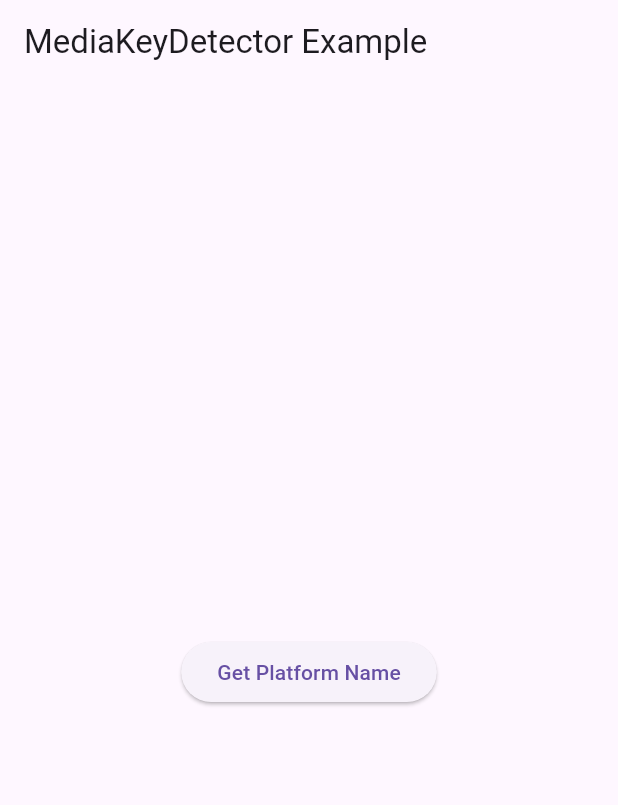
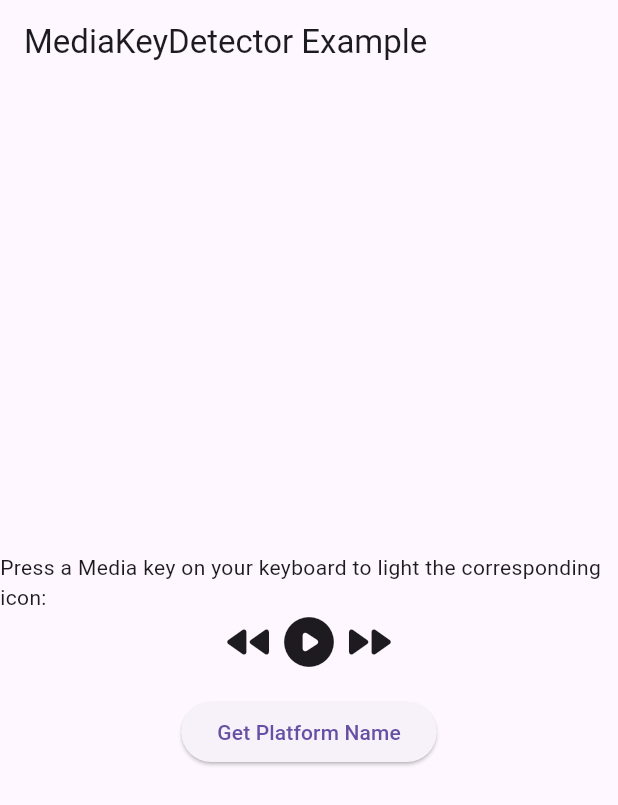
Before and after one commit to holotrek/media_key_detector, a Flutter app: the screen it shows after launch, on a phone screen of 412 x 824 dp. Shown: the top 805 px of the screen. Run offline on Flutter 3.47's test engine with Material 3 defaults, Android fonts, the phone set to English and light mode, and no system bars; our stand-ins replace plugin_platform_interface; missing offline and left inert: fluttium.

Commit message:
Working example on MacOS!

```diff
--- a/media_key_detector/example/analysis_options.yaml
+++ b/media_key_detector/example/analysis_options.yaml
@@ -2,3 +2,5 @@ include: package:very_good_analysis/analysis_options.5.1.0.yaml
 linter:
   rules:
     public_member_api_docs: false
+    require_trailing_commas: false
+    lines_longer_than_80_chars: false
--- a/media_key_detector/example/lib/main.dart
+++ b/media_key_detector/example/lib/main.dart
@@ -1,3 +1,5 @@
+import 'dart:async';
+
 import 'package:flutter/material.dart';
 import 'package:media_key_detector/media_key_detector.dart';
 
@@ -21,15 +23,71 @@ class HomePage extends StatefulWidget {
 
 class _HomePageState extends State<HomePage> {
   String? _platformName;
+  Map<MediaKey, bool> keyPressed = {
+    MediaKey.playPause: false,
+    MediaKey.rewind: false,
+    MediaKey.fastForward: false,
+  };
+
+  void _mediaKeyListener(MediaKey mediaKey) {
+    if (keyPressed[mediaKey] == false) {
+      setState(() => keyPressed[mediaKey] = true);
+      Timer(const Duration(seconds: 3), () {
+        setState(() => keyPressed[mediaKey] = false);
+      });
+    }
+  }
+
+  @override
+  void initState() {
+    super.initState();
+    mediaKeyDetector.addListener(_mediaKeyListener);
+  }
+
+  @override
+  void dispose() {
+    mediaKeyDetector.removeListener(_mediaKeyListener);
+    super.dispose();
+  }
 
   @override
   Widget build(BuildContext context) {
+    final colors = Theme.of(context).colorScheme;
+
     return Scaffold(
       appBar: AppBar(title: const Text('MediaKeyDetector Example')),
       body: Center(
         child: Column(
           mainAxisAlignment: MainAxisAlignment.center,
           children: [
+            const Text(
+                'Press a Media key on your keyboard to light the corresponding icon:'),
+            Row(
+              mainAxisAlignment: MainAxisAlignment.center,
+              children: [
+                Icon(
+                  Icons.fast_rewind_rounded,
+                  size: 40,
+                  color: (keyPressed[MediaKey.rewind] ?? false)
+                      ? colors.primary
+                      : colors.onBackground,
+                ),
+                Icon(
+                  Icons.play_circle_rounded,
+                  size: 40,
+                  color: (keyPressed[MediaKey.playPause] ?? false)
+                      ? colors.primary
+                      : colors.onBackground,
+                ),
+                Icon(
+                  Icons.fast_forward_rounded,
+                  size: 40,
+                  color: (keyPressed[MediaKey.fastForward] ?? false)
+                      ? colors.primary
+                      : colors.onBackground,
+                ),
+              ],
+            ),
             if (_platformName == null)
               const SizedBox.shrink()
             else
--- a/media_key_detector/lib/media_key_detector.dart
+++ b/media_key_detector/lib/media_key_detector.dart
@@ -1,4 +1,12 @@
+/// Plugin which allows you to detect the media buttons on the keyboard, which
+/// does not fire for regular key events on MacOS
+library media_key_detector;
+
 import 'package:media_key_detector_platform_interface/media_key_detector_platform_interface.dart';
+
+export 'package:media_key_detector_platform_interface/media_key_detector_platform_interface.dart'
+    show MediaKey;
+export 'src/media_key_detector.dart' show MediaKeyDetector, mediaKeyDetector;
 
 MediaKeyDetectorPlatform get _platform => MediaKeyDetectorPlatform.instance;
 
--- a/media_key_detector_platform_interface/lib/media_key_detector_platform_interface.dart
+++ b/media_key_detector_platform_interface/lib/media_key_detector_platform_interface.dart
@@ -46,6 +46,9 @@ abstract class MediaKeyDetectorPlatform extends PlatformInterface {
   /// Return the current platform name.
   Future<String?> getPlatformName();
 
+  /// Indicates that the platform should initialize.
+  void initialize();
+
   final List<void Function(MediaKey mediaKey)> _listeners = [];
 
   /// Listen for the media key event
--- a/media_key_detector_platform_interface/lib/src/method_channel_media_key_detector.dart
+++ b/media_key_detector_platform_interface/lib/src/method_channel_media_key_detector.dart
@@ -12,4 +12,7 @@ class MethodChannelMediaKeyDetector extends MediaKeyDetectorPlatform {
   Future<String?> getPlatformName() {
     return methodChannel.invokeMethod<String>('getPlatformName');
   }
+
+  @override
+  void initialize() {}
 }
```
Also changed, not shown: media_key_detector/lib/src/media_key_detector.dart (+11 -9 lines), media_key_detector_linux/lib/src/media_key_detector_linux.dart (+5 -5 lines), media_key_detector_macos/lib/media_key_detector_macos.dart (+13 -13 lines), media_key_detector_windows/lib/media_key_detector_windows.dart (+5 -5 lines), 1 other file.
